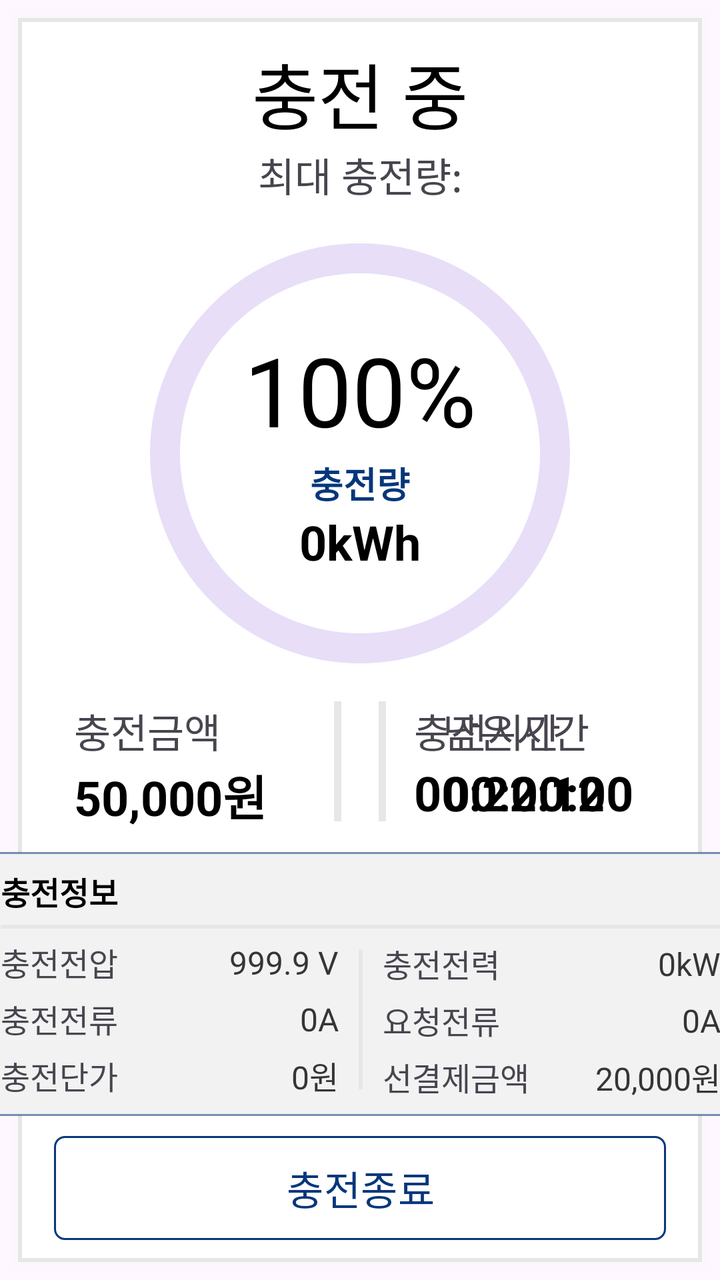
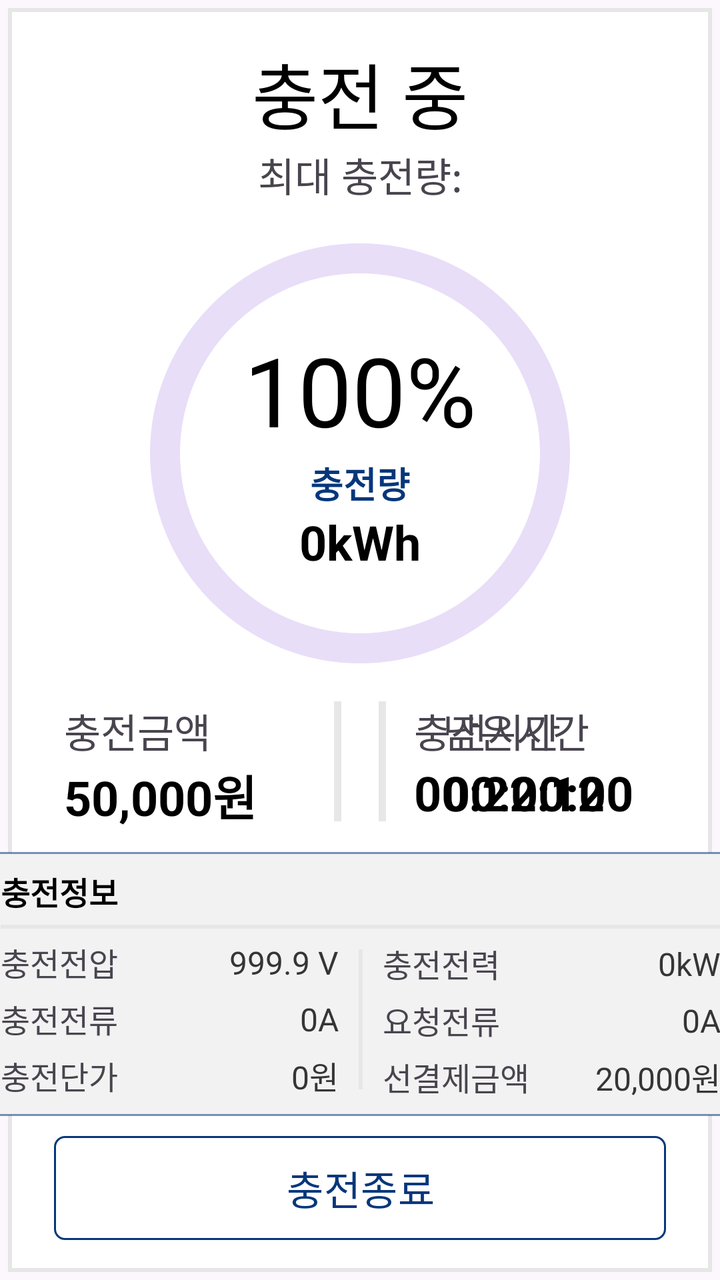

Screens rendered from an Android XML layout before and after an edit, with the pre-edit source and the edit as a unified diff.
<!-- AndroidManifest.xml: application theme Theme.FastCharger -->
<!-- res/layout/fragment_charging_resize.xml -->
<?xml version="1.0" encoding="utf-8"?>
<androidx.constraintlayout.widget.ConstraintLayout xmlns:android="http://schemas.android.com/apk/res/android"
    xmlns:app="http://schemas.android.com/apk/res-auto"
    xmlns:tools="http://schemas.android.com/tools"
    android:layout_width="512dp"
    android:layout_height="652dp"
    tools:context=".pages.ChargingResizeFragment">

    <View
        android:id="@+id/view"
        android:layout_width="match_parent"
        android:layout_height="match_parent"
        android:layout_margin="5dp"
        android:background="@drawable/layer_list_rect" />

    <TextView
        android:id="@+id/textViewChargingMessage"
        android:layout_width="match_parent"
        android:layout_height="wrap_content"
        android:layout_marginTop="20dp"
        android:gravity="center"
        android:text="@string/chargingMessage"
        android:textSize="36sp"
        app:layout_constraintStart_toStartOf="parent"
        app:layout_constraintTop_toTopOf="parent"
        app:layout_constraintEnd_toEndOf="parent" />

    <TextView
        android:id="@+id/textViewLimitSoc"
        android:layout_width="match_parent"
        android:layout_height="wrap_content"
        android:gravity="center"
        android:text="@string/limitSoc"
        android:textSize="20sp"
        app:layout_constraintTop_toBottomOf="@id/textViewChargingMessage" />

    
    <com.google.android.material.progressindicator.CircularProgressIndicator
        android:id="@+id/progressBackground"
        android:layout_width="210dp"
        android:layout_height="210dp"
        app:indicatorSize="210dp"
        app:trackThickness="15dp"
        app:indicatorColor="#EEEEEE"
        android:progress="100"
        app:layout_constraintTop_toTopOf="@id/progressCircular"
        app:layout_constraintBottom_toBottomOf="@id/progressCircular"
        app:layout_constraintStart_toStartOf="@id/progressCircular"
        app:layout_constraintEnd_toEndOf="@id/progressCircular" />

    
    <com.google.android.material.progressindicator.CircularProgressIndicator
        android:id="@+id/progressCircular"
        android:layout_width="220dp"
        android:layout_height="220dp"
        android:layout_marginTop="40dp"
        android:progress="60"
        app:indicatorSize="220dp"
        app:trackThickness="26dp"
        app:indicatorColor="@color/primary"
        app:trackCornerRadius="6dp"
        app:trackColor="@android:color/transparent"
        app:layout_constraintTop_toBottomOf="@id/textViewChargingMessage"
        app:layout_constraintStart_toStartOf="parent"
        app:layout_constraintEnd_toEndOf="parent" />

    <TextView
        android:id="@+id/txtSoc"
        android:layout_width="wrap_content"
        android:layout_height="wrap_content"
        android:layout_marginTop="50dp"
        android:gravity="center_horizontal"
        android:text="100%"
        android:textSize="48sp"
        android:textColor="@color/black"
        app:layout_constraintTop_toTopOf="@id/progressCircular"
        app:layout_constraintStart_toStartOf="@id/progressCircular"
        app:layout_constraintEnd_toEndOf="@id/progressCircular"/>

    <TextView
        android:id="@+id/textViewAmountUsedContent"
        android:layout_width="wrap_content"
        android:layout_height="wrap_content"
        android:layout_marginBottom="86dp"
        android:text="@string/charge_of_amount"
        android:textSize="18sp"
        android:textColor="@color/primary"
        android:textStyle="bold"
        app:layout_constraintStart_toStartOf="@id/progressCircular"
        app:layout_constraintBottom_toBottomOf="@id/progressCircular"
        app:layout_constraintEnd_toEndOf="@id/progressCircular" />

    <TextView
        android:id="@+id/txtAmountOfCharge"
        android:layout_width="wrap_content"
        android:layout_height="wrap_content"
        android:text="0kWh"
        android:textSize="24sp"
        android:textColor="@color/black"
        android:textStyle="bold"
        app:layout_constraintTop_toBottomOf="@id/textViewAmountUsedContent"
        app:layout_constraintStart_toStartOf="@id/textViewAmountUsedContent"
        app:layout_constraintEnd_toEndOf="@id/textViewAmountUsedContent"/>

    <View
        android:id="@+id/viewLine1"
        android:layout_width="3.5dp"
        android:layout_height="60dp"
        android:layout_marginTop="10dp"
        android:layout_marginStart="167dp"
        android:background="#E7E7E7"
        app:layout_constraintStart_toStartOf="parent"
        app:layout_constraintTop_toBottomOf="@id/progressCircular" />

    <View
        android:id="@+id/viewLine2"
        android:layout_width="3.5dp"
        android:layout_height="60dp"
        android:layout_marginTop="10dp"
        android:layout_marginEnd="167dp"
        android:background="#E7E7E7"
        app:layout_constraintEnd_toEndOf="parent"
        app:layout_constraintTop_toBottomOf="@id/progressCircular" />

    <TextView
        android:id="@+id/textViewMoneyContent"
        android:layout_width="wrap_content"
        android:layout_height="wrap_content"
        android:layout_marginStart="32dp"
        android:text="@string/chargeAmount"
        android:textSize="20sp"
        app:layout_constraintTop_toTopOf="@id/viewLine1"
        app:layout_constraintStart_toStartOf="@id/view" />

    <TextView
        android:id="@+id/txtChargePay"
        android:layout_width="wrap_content"
        android:layout_height="wrap_content"
        android:layout_marginEnd="20dp"
        android:text="50,000원"
        android:textSize="24sp"
        android:textColor="@color/black"
        android:textStyle="bold"
        app:layout_constraintTop_toBottomOf="@id/textViewMoneyContent"
        app:layout_constraintStart_toStartOf="@id/textViewMoneyContent" />

    <TextView
        android:id="@+id/textViewTimeContent"
        android:layout_width="wrap_content"
        android:layout_height="wrap_content"
        android:layout_marginStart="40dp"
        android:text="@string/charging_time"
        android:textSize="20sp"
        app:layout_constraintTop_toTopOf="@id/viewLine1"
        app:layout_constraintStart_toStartOf="@id/viewLine1" />

    <TextView
        android:id="@+id/txtChargeTime"
        android:layout_width="wrap_content"
        android:layout_height="wrap_content"
        android:layout_marginEnd="20dp"
        android:text="00:22:12"
        android:textSize="24sp"
        android:textColor="@color/black"
        android:textStyle="bold"
        app:layout_constraintTop_toBottomOf="@id/textViewTimeContent"
        app:layout_constraintStart_toStartOf="@id/textViewTimeContent"  />

    <TextView
        android:id="@+id/textViewLeftTime"
        android:layout_width="wrap_content"
        android:layout_height="wrap_content"
        android:layout_marginStart="32dp"
        android:text="@string/remainTime"
        android:textSize="20sp"
        app:layout_constraintTop_toTopOf="@id/viewLine1"
        app:layout_constraintStart_toStartOf="@id/viewLine2" />

    <TextView
        android:id="@+id/txtRemainTime"
        android:layout_width="wrap_content"
        android:layout_height="wrap_content"
        android:text="00:00:00"
        android:textSize="24sp"
        android:textColor="@color/black"
        android:textStyle="bold"
        app:layout_constraintTop_toBottomOf="@id/textViewLeftTime"
        app:layout_constraintStart_toStartOf="@id/textViewLeftTime"  />

    <androidx.cardview.widget.CardView
        android:id="@+id/cardView1"
        android:layout_width="400dp"
        android:layout_height="wrap_content"
        android:layout_marginBottom="10dp"
        app:cardBackgroundColor="@android:color/transparent"
        app:cardCornerRadius="4dp"
        app:cardElevation="0dp"
        app:layout_constraintStart_toStartOf="parent"
        app:layout_constraintEnd_toEndOf="parent"
        app:layout_constraintBottom_toTopOf="@id/btnChargingStop">

        <androidx.constraintlayout.widget.ConstraintLayout
            android:layout_width="match_parent"
            android:layout_height="match_parent"
            android:background="@drawable/shape_card_bg"
            android:paddingHorizontal="20dp"
            android:paddingVertical="8dp">

            <TextView
                android:id="@+id/textViewInfo"
                android:layout_width="wrap_content"
                android:layout_height="wrap_content"
                android:text="@string/chargeInfo"
                android:textSize="16sp"
                android:textColor="@color/black"
                android:textStyle="bold"
                app:layout_constraintTop_toTopOf="parent"
                app:layout_constraintStart_toStartOf="parent" />

            <View
                android:id="@+id/viewLine3"
                android:layout_width="match_parent"
                android:layout_height="2dp"
                android:layout_marginTop="5dp"
                android:background="#E7E7E7"
                app:layout_constraintStart_toStartOf="parent"
                app:layout_constraintEnd_toEndOf="parent"
                app:layout_constraintTop_toBottomOf="@id/textViewInfo" />

            <View
                android:id="@+id/viewLine4"
                android:layout_width="2dp"
                android:layout_height="70dp"
                android:layout_marginTop="5dp"
                android:background="#E7E7E7"
                app:layout_constraintStart_toStartOf="parent"
                app:layout_constraintEnd_toEndOf="parent"
                app:layout_constraintTop_toBottomOf="@id/viewLine3"
                app:layout_constraintBottom_toBottomOf="parent"/>

            <TextView
                android:id="@+id/textViewVoltage"
                android:layout_width="wrap_content"
                android:layout_height="wrap_content"
                android:layout_marginTop="5dp"
                android:text="@string/outVoltage"
                android:textSize="16sp"
                app:layout_constraintStart_toStartOf="parent"
                app:layout_constraintTop_toBottomOf="@id/viewLine3" />

            <TextView
                android:id="@+id/textViewInputVoltage"
                android:layout_width="wrap_content"
                android:layout_height="wrap_content"
                android:layout_marginEnd="10dp"
                android:gravity="end"
                android:text="999.9 V"
                android:textSize="16sp"
                android:textColor="@color/black_500"
                app:layout_constraintTop_toTopOf="@id/textViewVoltage"
                app:layout_constraintEnd_toStartOf="@id/viewLine4"
                app:layout_constraintBottom_toBottomOf="@id/textViewVoltage"/>

            <TextView
                android:id="@+id/textViewPower"
                android:layout_width="wrap_content"
                android:layout_height="wrap_content"
                android:layout_marginStart="10dp"
                android:text="@string/outPower"
                android:textSize="16sp"
                app:layout_constraintTop_toTopOf="@id/textViewInputVoltage"
                app:layout_constraintBottom_toBottomOf="@id/textViewVoltage"
                app:layout_constraintStart_toEndOf="@id/viewLine4" />

            <TextView
                android:id="@+id/textViewInputPower"
                android:layout_width="wrap_content"
                android:layout_height="wrap_content"
                android:text="0kW"
                android:textSize="16sp"
                android:textColor="@color/black_500"
                app:layout_constraintTop_toTopOf="@id/textViewPower"
                app:layout_constraintBottom_toBottomOf="@id/textViewPower"
                app:layout_constraintEnd_toEndOf="@id/viewLine3"/>

            <TextView
                android:id="@+id/textViewAmount"
                android:layout_width="wrap_content"
                android:layout_height="wrap_content"
                android:layout_marginTop="5dp"
                android:text="@string/outCurrent"
                android:textSize="16sp"
                app:layout_constraintTop_toBottomOf="@id/textViewVoltage"
                app:layout_constraintStart_toStartOf="@id/textViewVoltage" />

            <TextView
                android:id="@+id/textViewInputAmount"
                android:layout_width="wrap_content"
                android:layout_height="wrap_content"
                android:gravity="end"
                android:text="0A"
                android:textSize="16sp"
                android:textColor="@color/black_500"
                app:layout_constraintTop_toTopOf="@id/textViewAmount"
                app:layout_constraintEnd_toEndOf="@id/textViewInputVoltage"
                app:layout_constraintBottom_toBottomOf="@id/textViewAmount"/>

            <TextView
                android:id="@+id/textViewRequestCurrent"
                android:layout_width="wrap_content"
                android:layout_height="wrap_content"
                android:layout_marginTop="5dp"
                android:text="@string/requestCurrent"
                android:textSize="16sp"
                app:layout_constraintStart_toStartOf="@id/textViewPower"
                app:layout_constraintTop_toBottomOf="@id/textViewPower"/>

            <TextView
                android:id="@+id/textViewRequestCurrentValue"
                android:layout_width="wrap_content"
                android:layout_height="wrap_content"
                android:text="0A"
                android:textSize="16sp"
                android:textColor="@color/black_500"
                app:layout_constraintTop_toTopOf="@id/textViewRequestCurrent"
                app:layout_constraintBottom_toBottomOf="@id/textViewRequestCurrent"
                app:layout_constraintEnd_toEndOf="@id/textViewInputPower" />

            <TextView
                android:id="@+id/textViewUnit"
                android:layout_width="wrap_content"
                android:layout_height="wrap_content"
                android:layout_marginTop="5dp"
                android:text="@string/chargingUnit"
                android:textSize="16sp"
                app:layout_constraintTop_toBottomOf="@id/textViewAmount"
                app:layout_constraintStart_toStartOf="@id/textViewAmount" />

            <TextView
                android:id="@+id/textViewInputUnit"
                android:layout_width="wrap_content"
                android:layout_height="wrap_content"
                android:gravity="end"
                android:text="0원"
                android:textSize="16sp"
                android:textColor="@color/black_500"
                app:layout_constraintTop_toTopOf="@id/textViewUnit"
                app:layout_constraintEnd_toEndOf="@id/textViewInputAmount"
                app:layout_constraintBottom_toBottomOf="@id/textViewUnit" />

            <TextView
                android:id="@+id/textViewPrePayment"
                android:layout_width="wrap_content"
                android:layout_height="wrap_content"
                android:layout_marginTop="5dp"
                android:text="@string/recharge_unit_price"
                android:textSize="16sp"
                app:layout_constraintStart_toStartOf="@id/textViewRequestCurrent"
                app:layout_constraintTop_toBottomOf="@id/textViewRequestCurrent" />

            <TextView
                android:id="@+id/textViewInputPrePayment"
                android:layout_width="wrap_content"
                android:layout_height="wrap_content"
                android:text="20,000원"
                android:textSize="16sp"
                android:textColor="@color/black_500"
                app:layout_constraintTop_toTopOf="@id/textViewPrePayment"
                app:layout_constraintBottom_toBottomOf="@id/textViewPrePayment"
                app:layout_constraintEnd_toEndOf="@id/textViewRequestCurrentValue"/>

        </androidx.constraintlayout.widget.ConstraintLayout>
    </androidx.cardview.widget.CardView>

    <Button
        android:id="@+id/btnChargingStop"
        android:layout_width="0dp"
        android:layout_height="52dp"
        android:layout_marginBottom="20dp"
        android:text="@string/chargingStopMessage"
        android:textSize="20sp"
        android:textColor="@color/primary"
        android:background="@drawable/shape_btn_white_stroke_blue"
        app:backgroundTint="@null"
        app:layout_constraintWidth_percent="0.85"
        app:layout_constraintStart_toStartOf="parent"
        app:layout_constraintBottom_toBottomOf="parent"
        app:layout_constraintEnd_toEndOf="parent" />

</androidx.constraintlayout.widget.ConstraintLayout>
<!-- resources referenced by this layout -->
<resources>
  <color name="black">#FF000000</color>
  <color name="black_500">#FF353535</color>
  <color name="primary">#06377B</color>
  <!-- drawable layer_list_rect (drawable) -->
  <?xml version="1.0" encoding="utf-8"?>
  <layer-list xmlns:android="http://schemas.android.com/apk/res/android">
      
      <item>
          <shape android:shape="rectangle">
              <solid android:color="#33F4F4F4" />
          </shape>
      </item>
      
      <item android:bottom="4dp" android:right="4dp" android:top="4dp" android:left="4dp">
          <shape android:shape="rectangle">
              <solid android:color="#FFFFFF"/>
              <stroke android:color="#E6E6E6" android:width="2dp" />
          </shape>
      </item>
  </layer-list>
  <!-- drawable shape_btn_white_stroke_blue (drawable) -->
  <?xml version="1.0" encoding="utf-8"?>
  <shape xmlns:android="http://schemas.android.com/apk/res/android">
      <solid android:color="#ffffff"/>
      <corners android:radius="5dp" />
      <stroke android:width="1dp" android:color="#06377B" />
  </shape>
  <!-- drawable shape_card_bg (drawable) -->
  <?xml version="1.0" encoding="utf-8"?>
  <shape xmlns:android="http://schemas.android.com/apk/res/android">
      <solid android:color="#F2F2F2"/>
      <corners android:radius="10dp"/>
      <stroke
          android:width="1dp"
          android:color="#8806377B"/>
  </shape>
  <string name="chargeAmount">충전금액</string>
  <string name="chargeInfo">충전정보</string>
  <string name="charge_of_amount">충전량</string>
  <string name="chargingMessage"><font color="#000000">충전 중</font></string>
  <string name="chargingStopMessage">충전종료</string>
  <string name="chargingUnit">충전단가</string>
  <string name="charging_time">충전시간</string>
  <string name="limitSoc">최대 충전량: </string>
  <string name="outCurrent">충전전류</string>
  <string name="outPower">충전전력</string>
  <string name="outVoltage">충전전압</string>
  <string name="recharge_unit_price">선결제금액</string>
  <string name="remainTime">남은시간</string>
  <string name="requestCurrent">요청전류</string>
  <style name="Theme.FastCharger" parent="Base.Theme.FastCharger" />
  <style name="Base.Theme.FastCharger" parent="Theme.Material3.DayNight.NoActionBar">
          
          
          <item name="windowNoTitle">true</item>
          <item name="android:windowFullscreen">true</item>
      </style>
</resources>

<!-- the commit's change to res/layout/fragment_charging_resize.xml (unified diff, before → after) -->
@@ -10,8 +10,9 @@
         android:id="@+id/view"
         android:layout_width="match_parent"
         android:layout_height="match_parent"
-        android:layout_margin="5dp"
-        android:background="@drawable/layer_list_rect" />
+        android:background="@drawable/layer_list_rect"
+        tools:layout_editor_absoluteX="5dp"
+        tools:layout_editor_absoluteY="5dp" />
 
     <TextView
         android:id="@+id/textViewChargingMessage"
